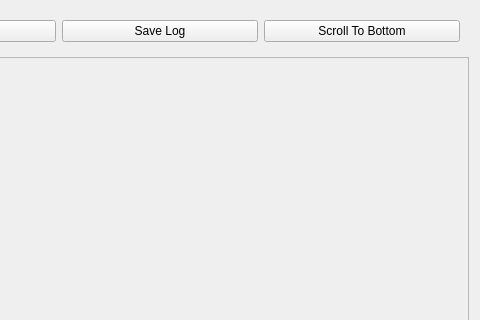
This is rena/ui/ScriptConsoleLog.ui in PhysioLabXR/PhysioLabXR-Community as Qt 5 draws it before an edit; both pictures show x 160 to 640 and y 0 to 320 of the 640 by 480 pixel window. The edited form follows.
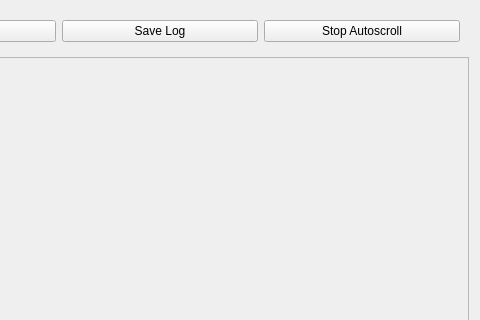
This is the edited form.

Commit message: Provide three ways to disable auto scroll to make the auto scrolling experience smoother: 1. Drag the slider 2. Move the mouse wheel 3. Click the button Also, the auto scroll button changes text accordingly based on the current state.

The edit to the form file:
```diff
--- a/rena/ui/ScriptConsoleLog.ui
+++ b/rena/ui/ScriptConsoleLog.ui
@@ -40,7 +40,7 @@
       <item>
        <widget class="QPushButton" name="scrollToBottomBtn">
         <property name="text">
-         <string>Scroll To Bottom</string>
+         <string>Stop Autoscroll</string>
         </property>
        </widget>
       </item>
```
The commit also changes 1 other file.
